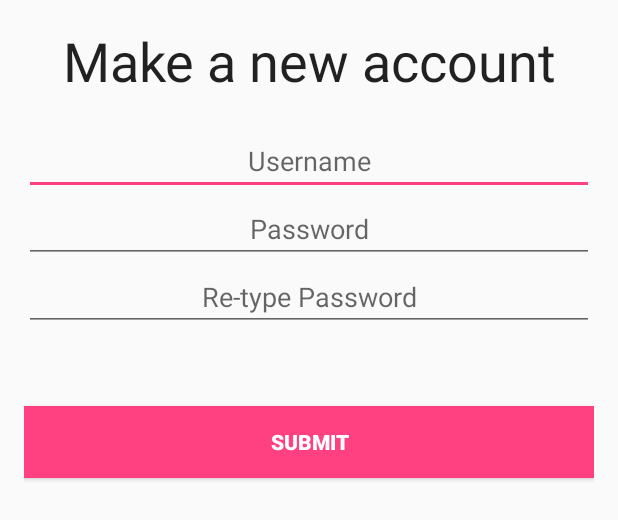
After one commit to TPineapples/CookHelper, an Android app: the layout activity_register.xml on its own in the app's theme, with its tools: preview values and no code run, on a phone screen of 412 x 824 dp. The commit adds this screen. Shown: the top 520 px of the screen. Run offline under Robolectric (Android 15) with nearby library versions, the phone set to English and light mode, and no system bars.

Commit message:
Implementing Login Functionality
Currently registering a new account doesnt work (gets
SQLConstraintException)
--
Everything else (login wise) works

```diff
--- /dev/null
+++ b/app/src/main/res/layout/activity_register.xml
@@ -0,0 +1,73 @@
+<?xml version="1.0" encoding="utf-8"?>
+<RelativeLayout xmlns:android="http://schemas.android.com/apk/res/android"
+    xmlns:tools="http://schemas.android.com/tools"
+    android:id="@+id/activity_register"
+    android:layout_width="match_parent"
+    android:layout_height="match_parent"
+    android:paddingBottom="@dimen/activity_vertical_margin"
+    android:paddingLeft="@dimen/activity_horizontal_margin"
+    android:paddingRight="@dimen/activity_horizontal_margin"
+    android:paddingTop="@dimen/activity_vertical_margin"
+    tools:context="ad.nerdsqu.cookhelper.Register">
+
+    <LinearLayout
+        android:orientation="vertical"
+        android:layout_width="match_parent"
+        android:layout_height="match_parent"
+        android:layout_alignParentTop="true"
+        android:layout_alignParentLeft="true"
+        android:layout_alignParentStart="true"
+        android:id="@+id/viewContent">
+
+        <TextView
+            android:text="Make a new account"
+            android:layout_width="match_parent"
+            android:layout_height="wrap_content"
+            android:id="@+id/PageTitle"
+            android:textAppearance="@style/TextAppearance.AppCompat.Large"
+            android:textAlignment="center"
+            android:textSize="36sp"
+            android:layout_marginBottom="20dp" />
+
+        <EditText
+            android:layout_width="match_parent"
+            android:layout_height="wrap_content"
+            android:inputType="textPersonName"
+            android:ems="10"
+            android:id="@+id/fieldUsername"
+            android:hint="Username"
+            android:textAlignment="center" />
+
+        <EditText
+            android:layout_width="match_parent"
+            android:layout_height="wrap_content"
+            android:inputType="textPassword"
+            android:ems="10"
+            android:id="@+id/fieldPassword"
+            android:hint="Password"
+            android:textAlignment="center" />
+
+        <EditText
+            android:layout_width="match_parent"
+            android:layout_height="wrap_content"
+            android:inputType="textPassword"
+            android:ems="10"
+            android:id="@+id/fieldPasswordConfirmation"
+            android:hint="Re-type Password"
+            android:textAlignment="center" />
+        <Space
+            android:layout_width="match_parent"
+            android:layout_gravity="center_horizontal"
+            android:layout_height="50dp" />
+
+        <Button
+            android:text="Submit"
+            android:layout_width="match_parent"
+            android:layout_height="wrap_content"
+            android:id="@+id/buttonSubmit"
+            android:textColor="@android:color/background_light"
+            android:background="@color/colorAccent"
+            android:textStyle="normal|bold" />
+
+    </LinearLayout>
+</RelativeLayout>
```
Also changed, not shown: app/src/main/java/ad/nerdsqu/cookhelper/Login.java (+29 -1 lines), app/src/main/java/ad/nerdsqu/cookhelper/MainActivity.java (+65 -0 lines), app/src/main/java/ad/nerdsqu/cookhelper/Register.java (added, +59 -0 lines), app/src/main/res/layout/activity_main.xml (+19 -19 lines).
